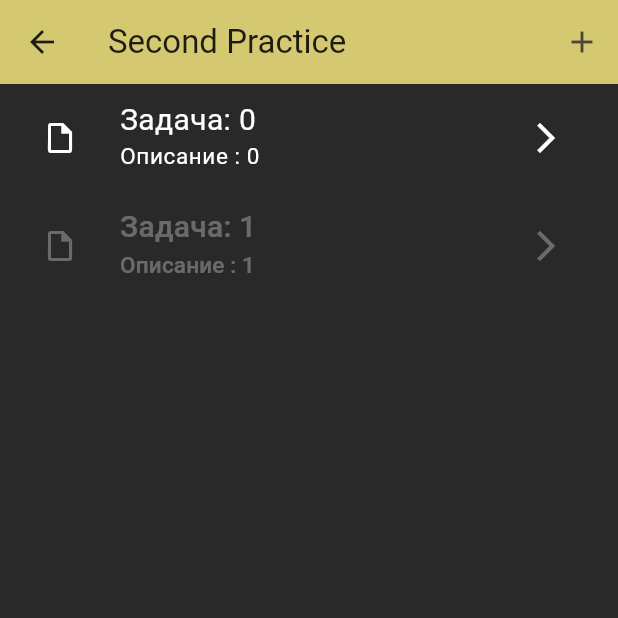
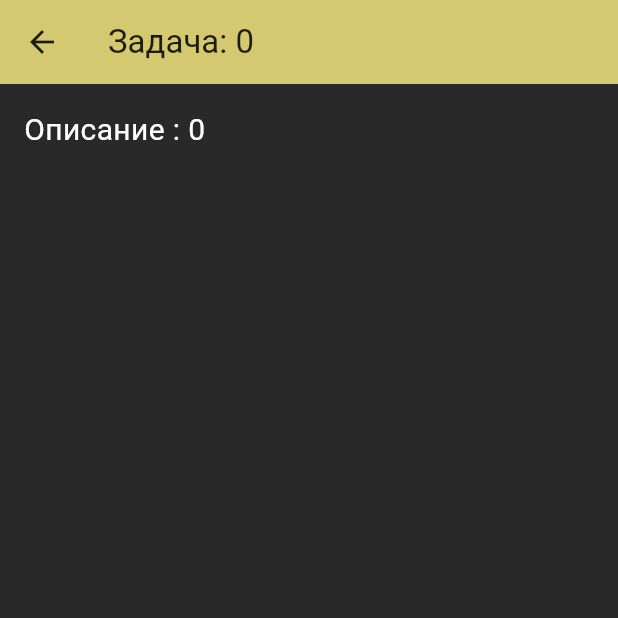
Before and after one commit to lilpumpy19/Dart, a Flutter app: the NewPage screen opened directly, after a tap on the "add" icon, after a tap on the "arrow forward ios" icon, on a phone screen of 412 x 824 dp, the top half of it. Run offline on Flutter 3.47's test engine with Material 3 defaults, Android fonts, the phone set to English and light mode, and no system bars.

Commit message:
+ страница с отдельной задачей

```diff
--- a/lib/second.dart
+++ b/lib/second.dart
@@ -1,3 +1,4 @@
+import 'package:first_project/task.dart';
 import 'package:flutter/material.dart';
 
 class NewPage extends StatefulWidget {
@@ -32,34 +33,31 @@ class _NewPageState extends State<NewPage> with AutomaticKeepAliveClientMixin {
       body: ListView.builder(
         itemCount: itemCount,
         itemBuilder: (context, index) => ListTile(
-
           leading: IconButton(
             icon: const Icon(Icons.insert_drive_file_outlined),
             color: index % 2 == 0 ? Colors.white : Colors.white30,
             onPressed: _incrementCounter,
           ),
-
           title: Text(
             'Задача: $index',
             style: index % 2 == 0
                 ? Theme.of(context).textTheme.bodyMedium
                 : Theme.of(context).textTheme.titleMedium,
           ),
-
           subtitle: Text(
             'Описание : $index',
             style: index % 2 == 0
-
                 ? Theme.of(context).textTheme.bodySmall
                 : Theme.of(context).textTheme.titleSmall,
           ),
-
           trailing: IconButton(
             icon: const Icon(Icons.arrow_forward_ios),
             color: index % 2 == 0 ? Colors.white : Colors.white30,
-            onPressed: _incrementCounter,
+            onPressed: () {
+              Navigator.push(context,
+                  MaterialPageRoute(builder: (context) =>  Task('Задача: $index', 'Описание : $index')));
+            },
           ),
-
         ),
       ),
     );
--- /dev/null
+++ b/lib/task.dart
@@ -0,0 +1,32 @@
+import 'package:flutter/material.dart';
+
+class Task extends StatefulWidget {
+  final String taskName;
+  final String description;
+
+  Task(this.taskName, this.description);
+
+  @override
+  _TaskState createState() => _TaskState();
+}
+
+class _TaskState extends State<Task> {
+  @override
+  Widget build(BuildContext context) {
+    return Scaffold(
+      appBar: AppBar(
+        title: Text(widget.taskName),
+        backgroundColor: Theme.of(context).colorScheme.inversePrimary,
+      ),
+      body: Padding(
+        padding: const EdgeInsets.all(16.0),
+        child: Column(
+          crossAxisAlignment: CrossAxisAlignment.start,
+          children: <Widget>[
+            Text(widget.description),
+          ],
+        ),
+      ),
+    );
+  }
+}
```
